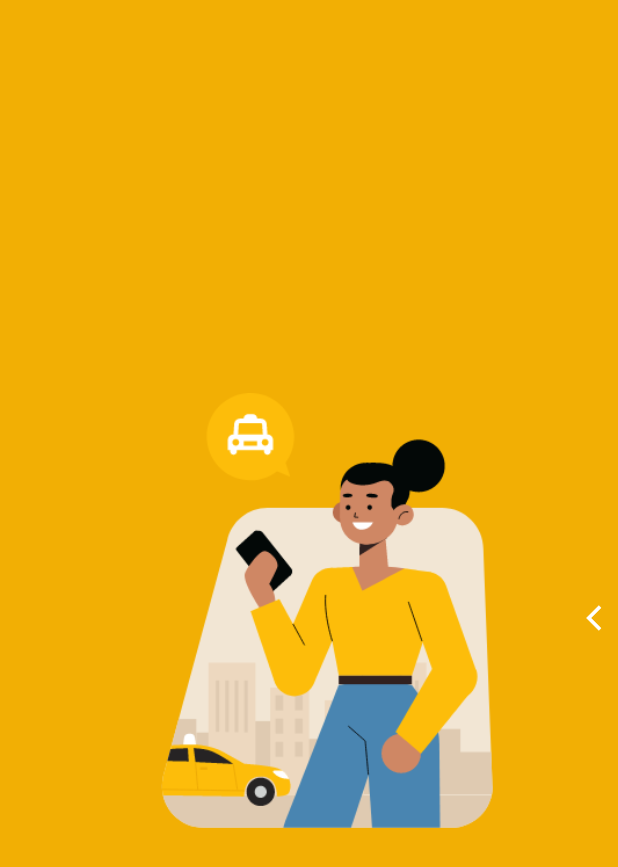
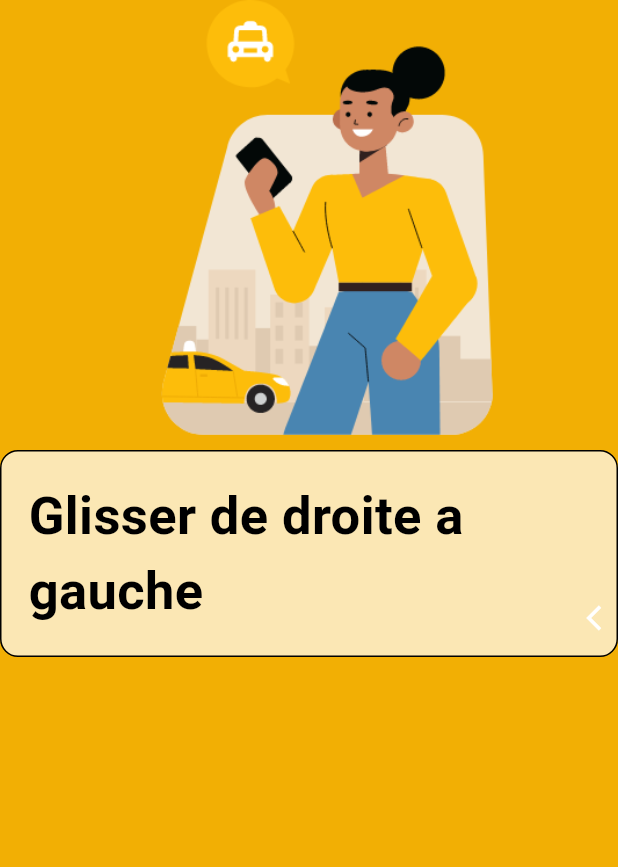
Before and after one commit to Idriss-rayan/familyquiz, a Flutter app: the Doc screen opened directly, on a phone screen of 412 x 824 dp. Shown: the top 867 px of the screen. Run offline on Flutter 3.47's test engine with Material 3 defaults, Android fonts, the phone set to English and light mode, and no system bars; drawn by our look-alikes of liquid_swipe; our stand-ins replace flutter_svg, get, websafe_svg.

Commit message:
container on history

```diff
--- a/lib/documentation/doc.dart
+++ b/lib/documentation/doc.dart
@@ -21,8 +21,10 @@ class Doc extends StatelessWidget {
   }
 
   List<Widget> _buildPages() => [
-        _buildImagePage("assets/icons/test1.png", Color(0xFFF2AF04)),
-        _buildImagePage("assets/icons/test2.png", Color(0xFF04F177)),
+        _buildImagePage("assets/icons/test1.png", Color(0xFFF2AF04),
+            "Glisser de droite a gauche"),
+        _buildImagePage("assets/icons/test2.png", Color(0xFF04F177),
+            "commencons avec la documentation"),
         _buildTextPage("assets/icons/Ahijo.png", Name.Ahmadou, "HAMADOU AHIJO",
             [Colors.white, Colors.grey]),
         _buildTextPage("assets/icons/biya.png", Name.Biya, "PAUL BIYA",
@@ -54,12 +56,34 @@ class Doc extends StatelessWidget {
         ]),
       ];
 
-  Widget _buildImagePage(String assetPath, Color bgColor) {
+  Widget _buildImagePage(String assetPath, Color bgColor, String str) {
     return Container(
       width: double.infinity,
       color: bgColor,
-      child: Center(
-        child: Image.asset(assetPath, height: 300, width: 300),
+      child: Column(
+        children: [
+          Center(
+            child: Image.asset(assetPath, height: 300, width: 300),
+          ),
+          Container(
+            decoration: BoxDecoration(
+              borderRadius: BorderRadius.all(Radius.circular(12)),
+              border: Border.all(color: Colors.black),
+              color: Colors.white70,
+            ),
+            child: Padding(
+              padding: const EdgeInsets.all(18.0),
+              child: Text(
+                str,
+                style: TextStyle(
+                  fontSize: 35,
+                  color: Colors.black,
+                  fontWeight: FontWeight.bold,
+                ),
+              ),
+            ),
+          ),
+        ],
       ),
     );
   }
--- a/lib/documentation/histoire.dart
+++ b/lib/documentation/histoire.dart
@@ -56,10 +56,10 @@ En 1960, Félix Moumié est piégé à Genève, en Suisse, par un agent des serv
 Son assassinat est resté impuni, mais son engagement pour la liberté du Cameroun continue d’inspirer les générations actuelles. Aujourd’hui, Félix Moumié est reconnu comme un héros national et un symbole de la lutte pour l’indépendance et la souveraineté africaine.
 """;
   static const String um = """
-Félix Moumié est né en 1925 à Foumban, au Cameroun. Il fait ses études en médecine à Dakar avant de s’engager dans la lutte pour l’indépendance de son pays. En 1948, il rejoint l’Union des Populations du Cameroun (UPC), un parti nationaliste fondé par Ruben Um Nyobé pour réclamer la fin de la colonisation française.
-Avec son charisme et son esprit combatif, Félix Moumié devient rapidement l’un des principaux leaders de l’UPC. Lorsque Ruben Um Nyobé est assassiné en 1958 par l’armée coloniale française, il prend la tête du mouvement et poursuit la lutte. Face à la répression violente des autorités françaises et du gouvernement camerounais, il est contraint de s’exiler.
-Depuis l’étranger, il cherche du soutien pour la cause indépendantiste camerounaise. Il voyage en Afrique, en Chine et en Union Soviétique, nouant des alliances avec d’autres mouvements anticoloniaux. Cette activité fait de lui une cible pour la France, qui le considère comme une menace à ses intérêts au Cameroun.
-En 1960, Félix Moumié est piégé à Genève, en Suisse, par un agent des services secrets français. Invité à dîner par William Bechtel, un espion du SDECE (ancêtre de la DGSE), il est empoisonné au thallium, un poison lent et mortel. Après plusieurs jours d’agonie, il meurt le 3 novembre 1960 à l’hôpital de Genève.
-Son assassinat est resté impuni, mais son engagement pour la liberté du Cameroun continue d’inspirer les générations actuelles. Aujourd’hui, Félix Moumié est reconnu comme un héros national et un symbole de la lutte pour l’indépendance et la souveraineté africaine.
+Ruben Um Nyobé est né en 1913 à Song Mpeck, au Cameroun. Fonctionnaire sous l’administration coloniale française, il devient rapidement un militant politique déterminé à obtenir l’indépendance de son pays. En 1948, il fonde avec d’autres patriotes l’Union des Populations du Cameroun (UPC), un parti politique qui prône la fin de la colonisation et l’unité nationale.
+Orateur talentueux et stratège politique, Um Nyobé porte la cause camerounaise jusqu’aux Nations Unies, dénonçant les injustices coloniales et réclamant l’autodétermination du peuple camerounais. Son engagement attire la répression des autorités françaises, qui interdisent l’UPC en 1955 et le forcent à entrer dans la clandestinité.
+Il organise alors une résistance armée dans les maquis, principalement dans la région de l’actuel Centre et Sud du Cameroun. Traqué par l’armée coloniale française, il devient l’ennemi numéro un du régime. Malgré des conditions de vie extrêmement difficiles, il continue de diriger la lutte pour l’indépendance.
+Le 13 septembre 1958, Ruben Um Nyobé est assassiné par l’armée française dans la forêt de Boumyebel. Son corps est traîné et exposé pour dissuader ses partisans. Après sa mort, la répression contre l’UPC s’intensifie, mais son combat pour un Cameroun libre et souverain inspire de nombreuses générations.
+Aujourd’hui, il est reconnu comme l’un des grands héros de l’indépendance camerounaise, même si son rôle a longtemps été occulté par les autorités postcoloniales. Son nom reste un symbole de résistance, de dignité et de lutte pour la liberté en Afrique.
 """;
 }
--- a/lib/main.dart
+++ b/lib/main.dart
@@ -18,7 +18,7 @@ class MyApp extends StatelessWidget {
       title: 'African Quiz',
       debugShowCheckedModeBanner: false,
       theme: ThemeData.dark(),
-      home: Doc(),
+      home: WelcomeScreen(),
     );
   }
 }
```
Also changed, not shown: lib/screens/welcome/welcome_screen.dart (+31 -2 lines), assets/icons/bg1.svg (added).
